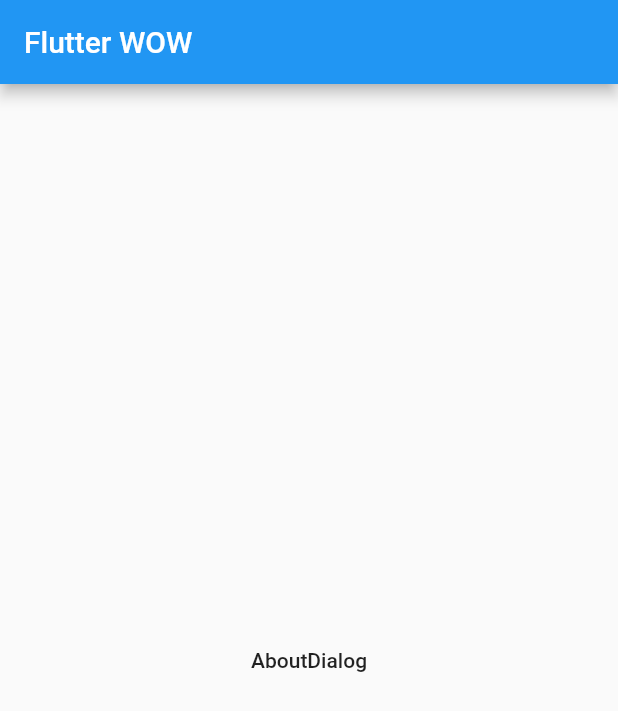
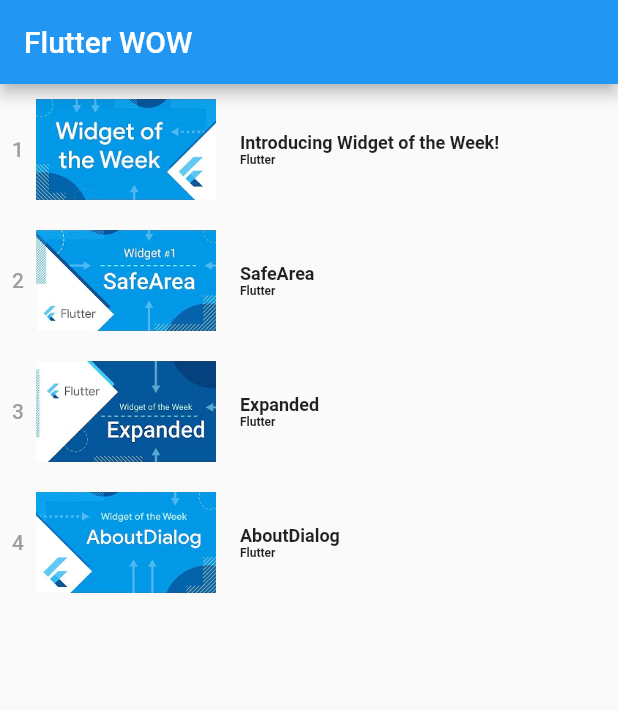
Before and after one commit to shiqizhenyes/WOW, a Flutter app: the screen it shows after launch, on a phone screen of 412 x 824 dp. Shown: the top 711 px of the screen. Run offline on Flutter 3.47's test engine with Material 2 defaults, Android fonts, the phone set to English and light mode, and no system bars.

Commit message:
优化首页样式
优化首页样式

```diff
--- a/lib/main.dart
+++ b/lib/main.dart
@@ -1,11 +1,13 @@
 import 'package:WOW/AboutDialogDemo.dart';
 import 'package:flutter/material.dart';
+
 
 void main() {
   runApp(MyApp());
 }
 
 class MyApp extends StatelessWidget {
+
   @override
   Widget build(BuildContext context) {
     return MaterialApp(
@@ -14,7 +16,7 @@ class MyApp extends StatelessWidget {
         primarySwatch: Colors.blue,
         primaryColorLight: Colors.white,
         primaryColorDark: Colors.black,
-        brightness: Theme.of(context).brightness,
+        brightness: Brightness.light,
         visualDensity: VisualDensity.adaptivePlatformDensity,
       ),
       home: MyHomePage(title: 'Flutter WOW'),
@@ -34,11 +36,38 @@ class MyHomePage extends StatefulWidget {
 
 class _MyHomePageState extends State<MyHomePage> {
 
+  var widgetImages = <String>[
+    "images/index.webp",
+    "images/widget1.webp",
+    "images/widget2.webp",
+    "images/widget83.webp",
+    ];
+
+  var titles = <String>[
+    "Introducing Widget of the Week!",
+    "SafeArea",
+    "Expanded",
+    "AboutDialog"
+  ];
+
+  var subtitles = <String>[
+    "Flutter",
+    "Google developments"
+  ];
+
+  _onPressed(int index) {
+    switch (index) {
+      case 3:
+        _goToAboutDialog();
+        break;
+      default:
+    }
+  }
+
   _goToAboutDialog() {
     Navigator.push(context, MaterialPageRoute(builder: (context) {
       return AboutDialogDemo();
     }));
-
   }
 
   @override
@@ -48,11 +77,43 @@ class _MyHomePageState extends State<MyHomePage> {
         title: Text(widget.title),
       ),
       body: Center(
-        child: Column(
-          mainAxisAlignment: MainAxisAlignment.center,
-          children: <Widget>[
-            FlatButton(onPressed: _goToAboutDialog, child: Text("AboutDialog")),
-          ],
+        child: Scrollbar(
+          child: ListView.builder(
+            itemBuilder: (context, int index) {
+              return FlatButton(
+                onPressed: () {
+                  _onPressed(index);
+                },
+                padding: EdgeInsets.all(0.0),
+                child: Container(
+                  padding: EdgeInsets.only(left: 8.0, top: 10, right: 16.0, bottom: 10),
+                  child: Row(
+                    children: <Widget>[
+                      Padding(
+                        padding: EdgeInsets.only(right: 8.0),
+                        child: Text((1 + index).toString(), style: TextStyle(fontSize: 14, color: Colors.grey),),
+                      ),
+                      Image.asset(this.widgetImages[index], width: 120, fit: BoxFit.fitWidth,),
+                      Column(
+                        crossAxisAlignment: CrossAxisAlignment.start,
+                        children: <Widget>[
+                          Padding(
+                            padding: EdgeInsets.only(left: 16.0),
+                            child: Text(this.titles[index], style: TextStyle(fontWeight: FontWeight.bold, fontSize: 12),),
+                          ),
+                          Padding(
+                            padding: EdgeInsets.only(left: 16.0),
+                            child: Text(this.subtitles[0], style: TextStyle(fontWeight: FontWeight.bold, fontSize: 8),),
+                          )
+                        ],
+                      )
+                    ],
+                  ),
+                )
+              );
+            },
+            itemCount: widgetImages.length,
+          )
         ),
       ),
     );
```
Also changed, not shown: lib/DraggableDemo.dart (added, +24 -0 lines), pubspec.yaml (+5 -3 lines), images/index.webp (added), images/widget1.webp (added), images/widget2.webp (added), images/widget83.webp (added), img/index.png (added), 2 other files.
